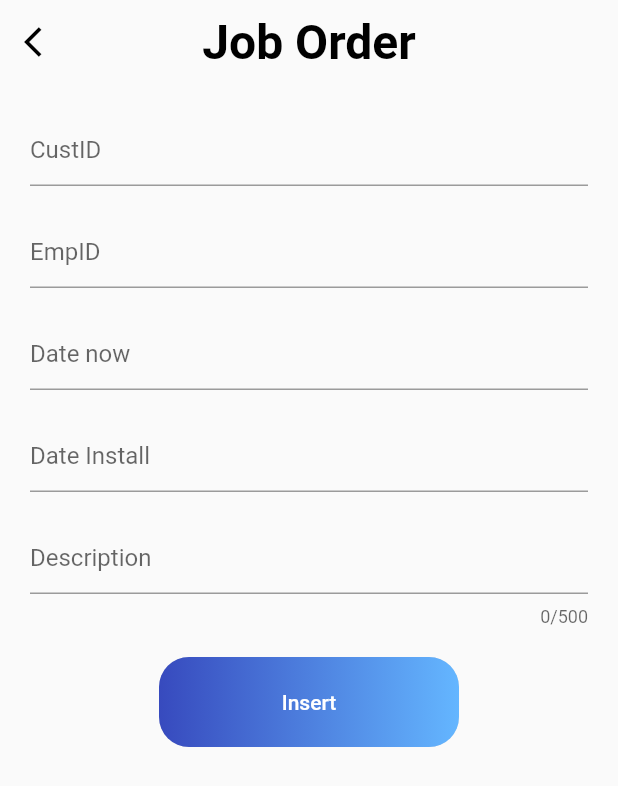
After one commit to sabsab-yeng/pis, a Flutter app: the JobPage screen opened directly, on a phone screen of 412 x 824 dp. The commit adds this screen. Shown: the top 786 px of the screen. Run offline on Flutter 3.47's test engine with Material 2 defaults, Android fonts, the light colour scheme and no system bars; our stand-ins replace firebase_auth, firebase_database, firebase_messaging, flutter_calendar_carousel, flutter_local_notifications, font_awesome_flutter and 5 more; missing offline and left inert: firebase_core_web, flutter_email_sender, google_sign_in_web; accounts and stored records are empty.

Commit message:
Create job order page

```diff
--- a/lib/ui/screens/drawer/drawer_page.dart
+++ b/lib/ui/screens/drawer/drawer_page.dart
@@ -5,6 +5,7 @@ import 'package:pis/ui/screens/settings/setting_page.dart';
 import 'package:pis/ui/screens/sqfite/data_test.dart';
 import 'package:pis/ui/widgets/menu_drawer_widget.dart';
 import '../home/root_page.dart';
+import 'management_page.dart';
 
 class DrawerMenuPage extends StatelessWidget {
   @override
@@ -75,9 +76,11 @@ class DrawerMenuPage extends StatelessWidget {
               },
             ),
             MenuDrawerWidget(
-              icon: Icons.power_settings_new,
-              title: "Log Out",
-              onTap: () {},
+              icon: Icons.dialpad,
+              title: "Manage Data",
+              onTap: () {
+                 Navigator.push(context, MaterialPageRoute(builder: (context)=>ManagementPage()));
+              },
             ),
           ],
         ),
--- /dev/null
+++ b/lib/ui/screens/drawer/joborder/joborder_page.dart
@@ -0,0 +1,79 @@
+import 'package:flutter/material.dart';
+import 'package:pis/ui/widgets/raised_button_widget.dart';
+
+import '../../../ui_constant.dart';
+class JobPage extends StatefulWidget {
+  @override
+  _JobPageState createState() => _JobPageState();
+}
+
+class _JobPageState extends State<JobPage> {
+  @override
+  Widget build(BuildContext context) {
+   return Scaffold(
+      appBar: AppBar(
+        elevation: 0,
+        iconTheme: IconThemeData(color: appbarIconColor),
+        title: Text(
+          'Job Order',
+          style: appbarTextStyle,
+        ),
+        backgroundColor: appBarColor,
+        centerTitle: true,
+        leading: IconButton(
+          icon: Icon(Icons.arrow_back_ios),
+          onPressed: () {},
+        ),
+      ),
+      body: SingleChildScrollView(
+        child: Container(
+          padding: EdgeInsets.all(20),
+          child: Column(
+            children: [
+              TextFormField(
+                autofocus: false,
+                decoration: InputDecoration(hintText: "CustID"),
+              ),
+              SizedBox(
+                height: 20,
+              ),
+              TextFormField(
+                autofocus: false,
+                decoration: InputDecoration(hintText: "EmpID"),
+              ),
+              SizedBox(
+                height: 20,
+              ),
+              TextFormField(
+                autofocus: false,
+                decoration: InputDecoration(hintText: "Date now"),
+              ),
+              SizedBox(
+                height: 20,
+              ),
+              TextFormField(
+                autofocus: false,
+                decoration: InputDecoration(hintText: "Date Install"),
+              ),
+              SizedBox(
+                height: 20,
+              ),
+              TextFormField(
+                autofocus: false,
+                maxLength: 500,
+                decoration: InputDecoration(hintText: "Description"),
+              ),
+              SizedBox(
+                height: 20,
+              ),
+              RaisedButtonWidget(
+                onPressed: () {},
+                title: "Insert",
+              ),
+            ],
+          ),
+        ),
+      ),
+    );
+  }
+}
```
